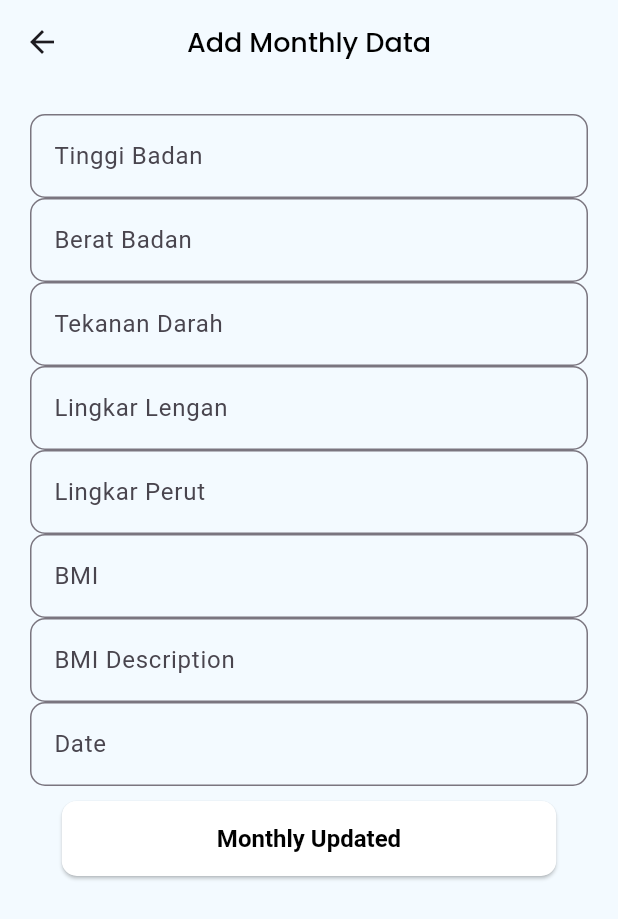
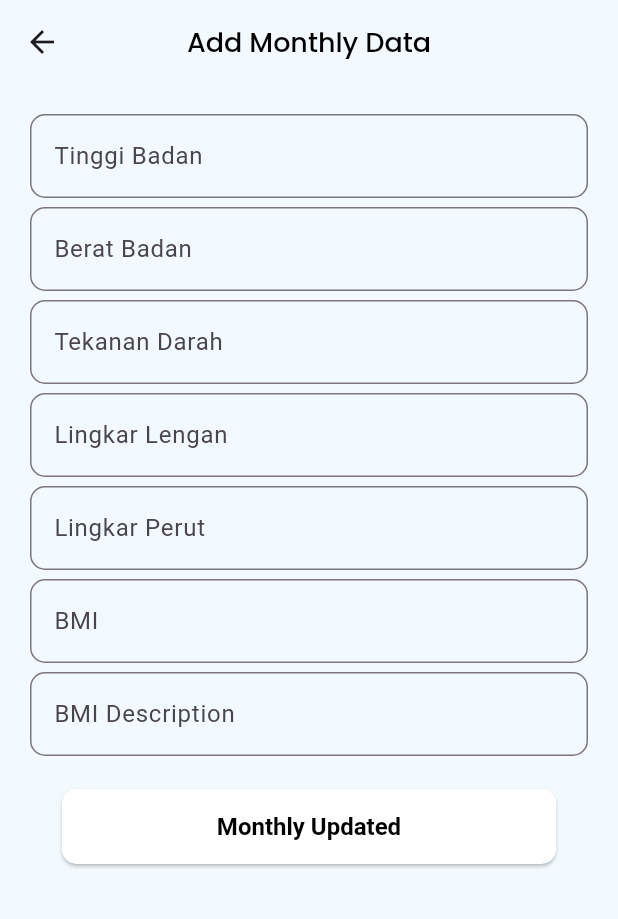
Before and after one commit to MRidhoPS/Posrem_App, a Flutter app: the AddMonthlyData screen opened directly, after a tap on "Monthly Updated", on a phone screen of 412 x 824 dp. Shown: the top 919 px of the screen. Run offline on Flutter 3.47's test engine with Material 3 defaults, Android fonts, the phone set to English and light mode, and no system bars; our stand-ins replace awesome_dialog, cloud_firestore, firebase_auth, firebase_core, google_fonts; accounts and stored records are empty.

Commit message:
fix bug date input

```diff
--- a/lib/presentation/components/button_create_user.dart
+++ b/lib/presentation/components/button_create_user.dart
@@ -47,7 +47,6 @@ ElevatedButton submitMonthlyData(BuildContext context, id) {
           lpController.text,
           bmiController.text,
           bmiDescController.text,
-          dateController.text,
         );
 
         context.read<ListProvider>().fethAllUser();
--- a/lib/presentation/page/add_monthlydata_user.dart
+++ b/lib/presentation/page/add_monthlydata_user.dart
@@ -66,12 +66,6 @@ class AddMonthlyData extends StatelessWidget {
                   label: Text('BMI Description'),
                 ),
               ),
-              TextFormField(
-                controller: dateController,
-                decoration: const InputDecoration(
-                  label: Text('Date'),
-                ),
-              ),
               const SizedBox(
                 height: 10,
               ),
```
Also changed, not shown: lib/data/datasources/firebase_database.dart (+2 -5 lines).
